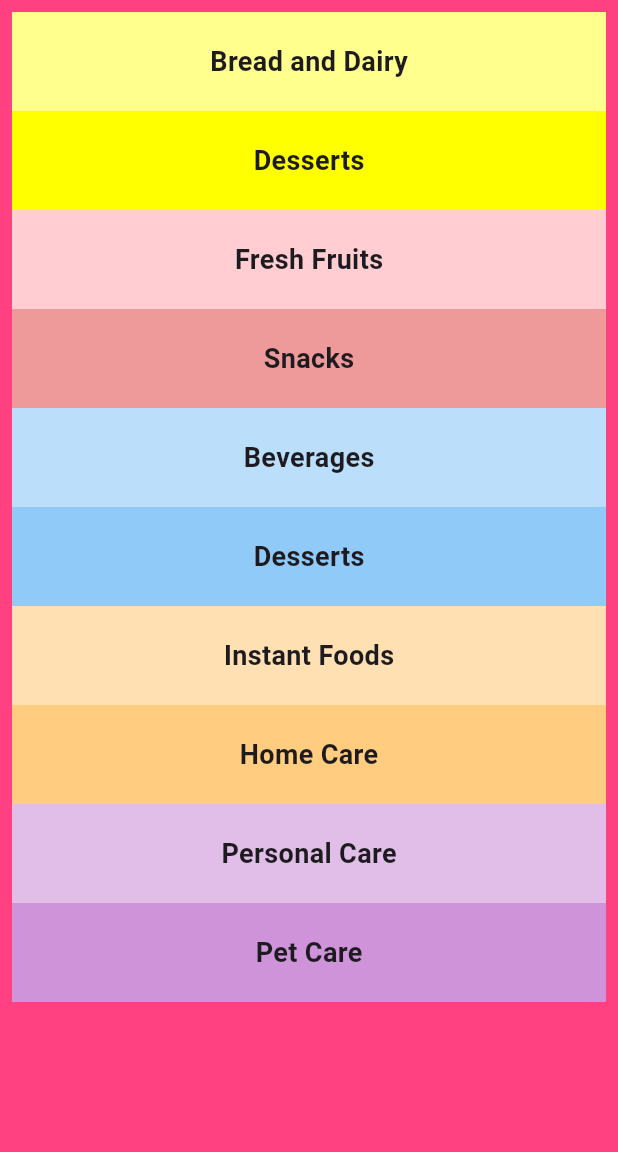
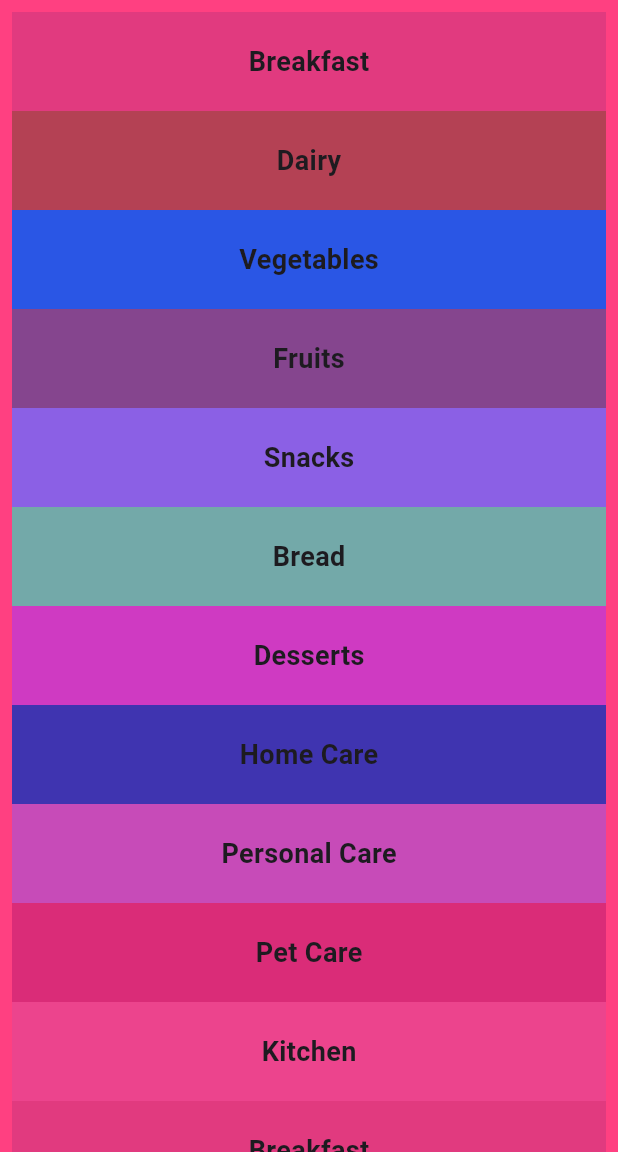
Before and after one commit to Dhannesh/app_listview, a Flutter app: the screen it shows after launch, on a phone screen of 412 x 824 dp, the part 84-1236 px from its top. Run offline on Flutter 3.47's test engine with Material 3 defaults, Android fonts, the phone set to English and light mode, and no system bars.

Commit message:
add list items from custom container

```diff
--- a/lib/main.dart
+++ b/lib/main.dart
@@ -1,4 +1,5 @@
 import 'package:flutter/material.dart';
+import 'dart:math';
 
 void main() {
   runApp(const MyStore());
@@ -27,102 +28,33 @@ class MyListView extends StatelessWidget {
 
   @override
   Widget build(BuildContext context) {
+    var items = [
+      "Breakfast", "Dairy", "Vegetables", "Fruits", "Snacks", "Bread", "Desserts", "Home Care", "Personal Care", "Pet Care", "Kitchen"];
+    List<Widget> containers = [];
+
+    containers.addAll(createContainers(items));
+    containers.addAll(createContainers(items));
+    containers.addAll(createContainers(items));
+
     return ListView(
-        padding: const EdgeInsets.all(8),
-        children: <Widget>[
-          Container(
-            padding: const EdgeInsets.all(20),
-              color: Colors.yellowAccent[100],
-              alignment: Alignment.center,
-            child: Text('Bread and Dairy',
-                style: TextStyle(fontSize: 18, fontWeight: FontWeight.bold
-                )
-            ),
-          ),
-          Container(
-            padding: const EdgeInsets.all(20),
-            color: Colors.yellowAccent[200],
-            alignment: Alignment.center,
-            child: Text('Desserts',
-                style: TextStyle(fontSize: 18, fontWeight: FontWeight.bold
-                )
-            ),
-          ),
-          Container(
-            padding: const EdgeInsets.all(20),
-            color: Colors.red[100],
-            alignment: Alignment.center,
-            child: Text('Fresh Fruits',
-                style: TextStyle(fontSize: 18, fontWeight: FontWeight.bold
-                )
-            ),
-          ),
-          Container(
-            padding: const EdgeInsets.all(20),
-            color: Colors.red[200],
-            alignment: Alignment.center,
-            child: Text('Snacks',
-                style: TextStyle(fontSize: 18, fontWeight: FontWeight.bold
-                )
-            ),
-          ),
-          Container(
-            padding: const EdgeInsets.all(20),
-            color: Colors.blue[100],
-            alignment: Alignment.center,
-            child: Text('Beverages',
-                style: TextStyle(fontSize: 18, fontWeight: FontWeight.bold
-                )
-            ),
-          ),
-          Container(
-            padding: const EdgeInsets.all(20),
-            color: Colors.blue[200],
-            alignment: Alignment.center,
-            child: Text('Desserts',
-                style: TextStyle(fontSize: 18, fontWeight: FontWeight.bold
-                )
-            ),
-          ),
-          Container(
-            padding: const EdgeInsets.all(20),
-            color: Colors.orange[100],
-            alignment: Alignment.center,
-            child: Text('Instant Foods',
-                style: TextStyle(fontSize: 18, fontWeight: FontWeight.bold
-                )
-            ),
-          ),
-          Container(
-            padding: const EdgeInsets.all(20),
-            color: Colors.orange[200],
-            alignment: Alignment.center,
-            child: Text('Home Care',
-                style: TextStyle(fontSize: 18, fontWeight: FontWeight.bold
-                )
-            ),
-          ),
-          Container(
-            padding: const EdgeInsets.all(20),
-            color: Colors.purple[100],
-            alignment: Alignment.center,
-            child: Text('Personal Care',
-                style: TextStyle(fontSize: 18, fontWeight: FontWeight.bold
-                )
-            ),
-          ),
-          Container(
-            padding: const EdgeInsets.all(20),
-            color: Colors.purple[200],
-            alignment: Alignment.center,
-            child: Text('Pet Care',
-                style: TextStyle(fontSize: 18, fontWeight: FontWeight.bold
-                )
-            ),
-          ),
-
-        ],
-
+      padding: const EdgeInsets.all(8),
+      children: containers,
     );
   }
 }
+
+List<Widget> createContainers(List<String> items) {
+  Random random = Random();
+  List<Widget> containers = [];
+  for (var item in items) {
+    containers.add(Container(
+      padding: const EdgeInsets.all(20),
+      color: Color.fromARGB(random.nextInt(255), random.nextInt(255), random.nextInt(255), random.nextInt(255)),
+  alignment: Alignment.center,
+  child:  Text(item,
+  style: const TextStyle(fontSize: 18, fontWeight: FontWeight.bold)),
+    ));
+
+  }
+  return containers;
+}
```
Also changed, not shown: 1 other file.
